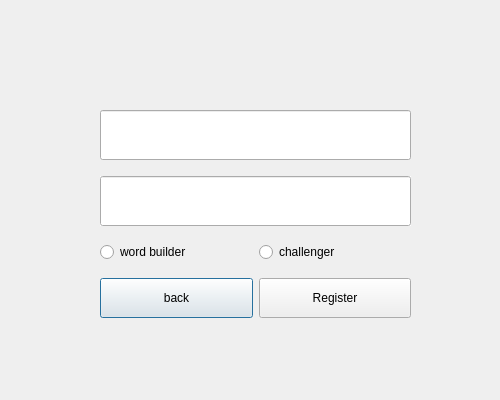
Qt form client/src/ui/registerdialog_ui.ui (Nihileon/word-elimination) before a commit.
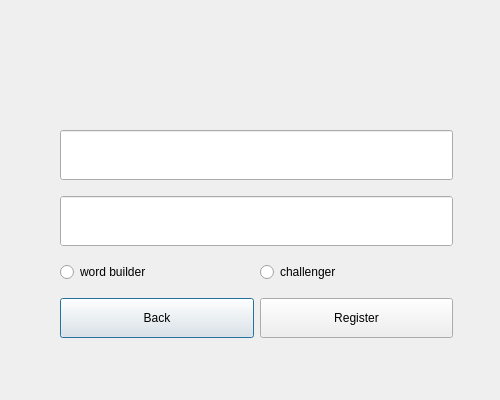
The same form after that commit. Custom widgets are drawn as their Qt base class.

```diff
--- a/client/src/ui/registerdialog_ui.ui
+++ b/client/src/ui/registerdialog_ui.ui
@@ -16,42 +16,28 @@
   <widget class="QWidget" name="gridLayoutWidget">
    <property name="geometry">
     <rect>
-     <x>100</x>
-     <y>100</y>
-     <width>311</width>
+     <x>60</x>
+     <y>120</y>
+     <width>393</width>
      <height>231</height>
     </rect>
    </property>
    <layout class="QGridLayout" name="gridLayout">
-    <item row="4" column="0">
-     <layout class="QHBoxLayout" name="horizontalLayout_4">
-      <item>
-       <widget class="QtMaterialRaisedButton" name="backPushBotton">
-        <property name="minimumSize">
-         <size>
-          <width>0</width>
-          <height>40</height>
-         </size>
-        </property>
-        <property name="text">
-         <string>back</string>
-        </property>
-       </widget>
-      </item>
-      <item>
-       <widget class="QtMaterialRaisedButton" name="registerPushButton">
-        <property name="minimumSize">
-         <size>
-          <width>0</width>
-          <height>40</height>
-         </size>
-        </property>
-        <property name="text">
-         <string>Register</string>
-        </property>
-       </widget>
-      </item>
-     </layout>
+    <item row="1" column="0">
+     <widget class="QtMaterialTextField" name="usernameLineEdit">
+      <property name="sizePolicy">
+       <sizepolicy hsizetype="MinimumExpanding" vsizetype="Fixed">
+        <horstretch>29</horstretch>
+        <verstretch>29</verstretch>
+       </sizepolicy>
+      </property>
+      <property name="minimumSize">
+       <size>
+        <width>4</width>
+        <height>50</height>
+       </size>
+      </property>
+     </widget>
     </item>
     <item row="2" column="0">
      <widget class="QtMaterialTextField" name="passwordLineEdit">
@@ -72,8 +58,38 @@
       </property>
      </widget>
     </item>
+    <item row="4" column="0">
+     <layout class="QHBoxLayout" name="horizontalLayout_2">
+      <item>
+       <widget class="QtMaterialRaisedButton" name="backPushButton">
+        <property name="minimumSize">
+         <size>
+          <width>0</width>
+          <height>40</height>
+         </size>
+        </property>
+        <property name="text">
+         <string>Back</string>
+        </property>
+       </widget>
+      </item>
+      <item>
+       <widget class="QtMaterialRaisedButton" name="registerPushButton">
+        <property name="minimumSize">
+         <size>
+          <width>0</width>
+          <height>40</height>
+         </size>
+        </property>
+        <property name="text">
+         <string>Register</string>
+        </property>
+       </widget>
+      </item>
+     </layout>
+    </item>
     <item row="3" column="0">
-     <layout class="QHBoxLayout" name="horizontalLayout_3">
+     <layout class="QHBoxLayout" name="horizontalLayout">
       <item>
        <widget class="QtMaterialRadioButton" name="wordRadioButton">
         <property name="text">
@@ -90,41 +106,25 @@
       </item>
      </layout>
     </item>
-    <item row="1" column="0">
-     <widget class="QtMaterialTextField" name="usernameLineEdit">
-      <property name="sizePolicy">
-       <sizepolicy hsizetype="MinimumExpanding" vsizetype="Fixed">
-        <horstretch>29</horstretch>
-        <verstretch>29</verstretch>
-       </sizepolicy>
-      </property>
-      <property name="minimumSize">
-       <size>
-        <width>4</width>
-        <height>50</height>
-       </size>
-      </property>
-     </widget>
-    </item>
    </layout>
   </widget>
  </widget>
  <customwidgets>
-  <customwidget>
-   <class>QtMaterialTextField</class>
-   <extends>QLineEdit</extends>
-   <header location="global">qtmaterialtextfield.h</header>
-  </customwidget>
-  <customwidget>
-   <class>QtMaterialRaisedButton</class>
-   <extends>QPushButton</extends>
-   <header location="global">qtmaterialraisedbutton.h</header>
-  </customwidget>
   <customwidget>
    <class>QtMaterialRadioButton</class>
    <extends>QRadioButton</extends>
    <header location="global">qtmaterialradiobutton.h</header>
   </customwidget>
+  <customwidget>
+   <class>QtMaterialRaisedButton</class>
+   <extends>QPushButton</extends>
+   <header location="global">qtmaterialraisedbutton.h</header>
+  </customwidget>
+  <customwidget>
+   <class>QtMaterialTextField</class>
+   <extends>QLineEdit</extends>
+   <header location="global">qtmaterialtextfield.h</header>
+  </customwidget>
  </customwidgets>
  <resources/>
  <connections/>
```
